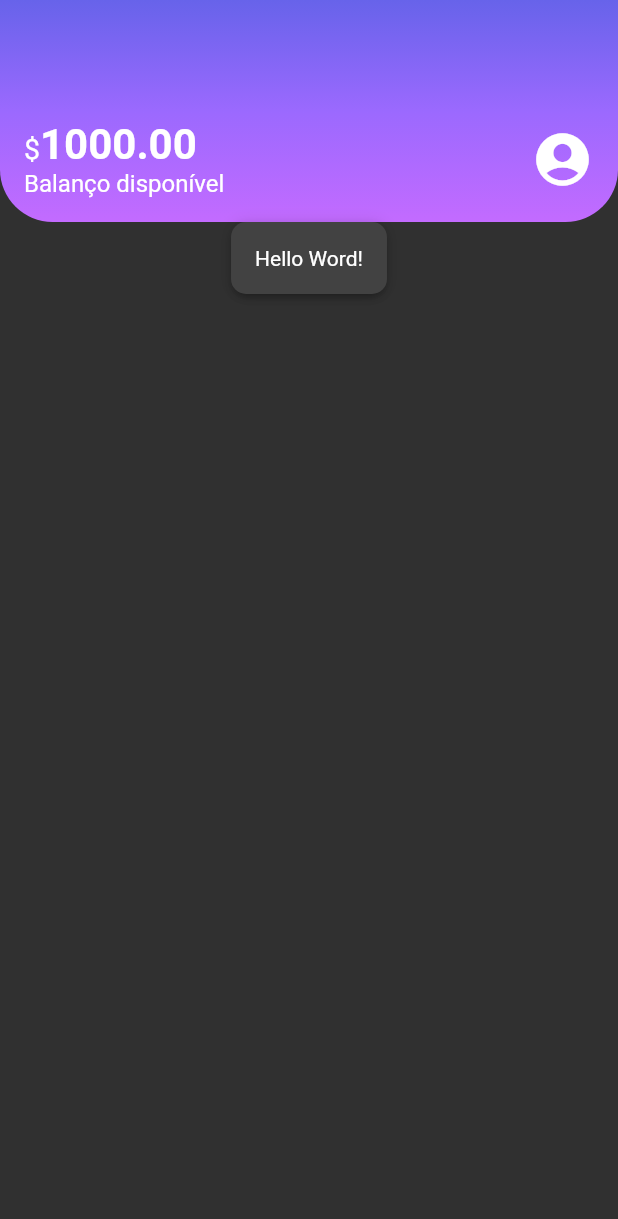
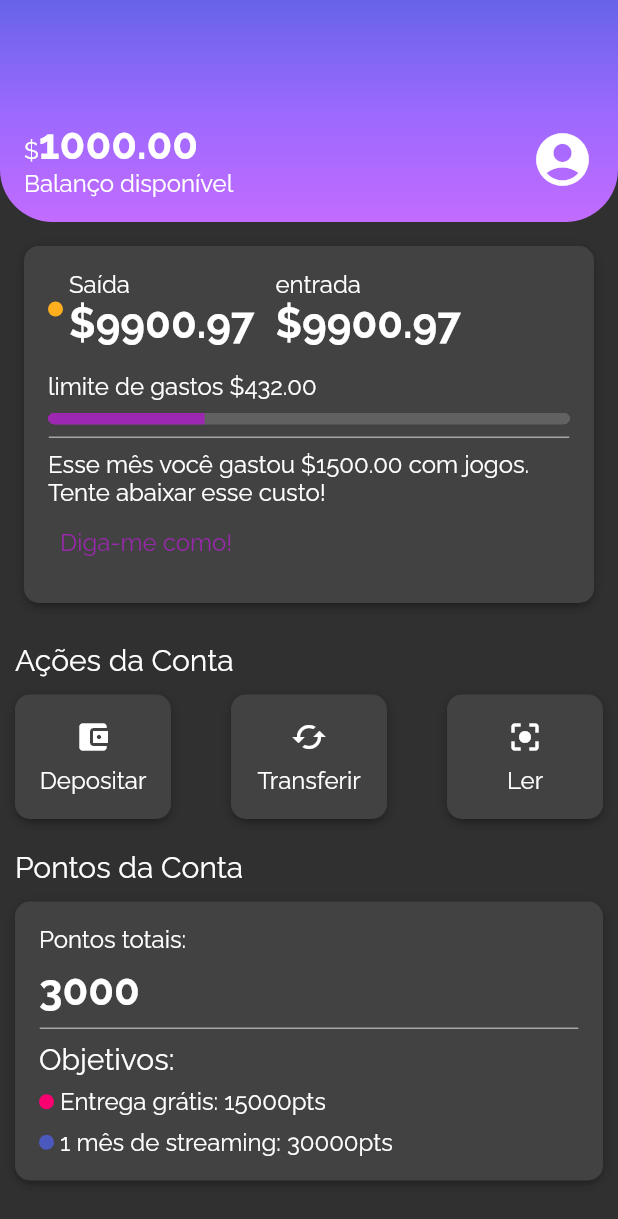
Before and after one commit to AlefMenez/Alubank, a Flutter app: the screen it shows after launch, on a phone screen of 412 x 824 dp. Shown: the top 1219 px of the screen. Run offline on Flutter 3.47's test engine with Material 2 defaults, Android fonts, the phone set to English and light mode, and no system bars.

Commit message:
implementando acoes da conta

```diff
--- a/lib/components/box_card.dart
+++ b/lib/components/box_card.dart
@@ -6,7 +6,7 @@ class BoxCard extends StatelessWidget {
 
   @override
   Widget build(BuildContext context) {
-    return Container(
+    return Ink(
       padding: const EdgeInsets.all(16),
       decoration: BoxDecoration(
         boxShadow: kElevationToShadow[3],
--- /dev/null
+++ b/lib/components/color_dot.dart
@@ -0,0 +1,18 @@
+import 'package:flutter/material.dart';
+
+class ColorDot extends StatelessWidget {
+  final Color? color;
+  const ColorDot({Key? key, required this.color}) : super(key: key);
+
+  @override
+  Widget build(BuildContext context) {
+    return Container(
+      width: 10,
+      height: 10,
+      decoration: BoxDecoration(
+        color: color,
+        borderRadius: BorderRadius.circular(10),
+      ),
+    );
+  }
+}
--- /dev/null
+++ b/lib/components/content_divison.dart
@@ -0,0 +1,17 @@
+import 'package:flutter/material.dart';
+
+import '../theme/theme_color.dart';
+
+class ContentDivision extends StatelessWidget {
+  const ContentDivision({Key? key}) : super(key: key);
+
+  @override
+  Widget build(BuildContext context) {
+    return Container(
+      height: 1,
+      decoration: BoxDecoration(
+        border: Border.all(color: ThemeColors.division)
+      ),
+    );
+  }
+}
--- /dev/null
+++ b/lib/components/sections/account_actions.dart
@@ -0,0 +1,82 @@
+import 'package:flutter/material.dart';
+
+import '../box_card.dart';
+
+class AccountActions extends StatelessWidget {
+  const AccountActions({Key? key}) : super(key: key);
+
+  @override
+  Widget build(BuildContext context) {
+    return Padding(
+      padding: const EdgeInsets.all(10),
+      child: Column(
+        crossAxisAlignment: CrossAxisAlignment.start,
+        children: [
+          Padding(
+            padding: const EdgeInsets.only(bottom: 12.0),
+            child: Text(
+              'Ações da Conta',
+              style: Theme.of(context).textTheme.titleMedium,
+            ),
+          ),
+          Row(
+            mainAxisAlignment: MainAxisAlignment.spaceBetween,
+            children: [
+              InkWell(
+                onTap:(){},
+                child: BoxCard(
+                  boxContent: _AccountActionsContent(
+                    icon: Icon(Icons.account_balance_wallet),
+                    text: "Depositar",
+                  ),
+                ),
+              ),
+              InkWell(
+                onTap:(){},
+                child: BoxCard(
+                  boxContent: _AccountActionsContent(
+                    icon: Icon(Icons.cached),
+                    text: "Transferir",
+                  ),
+                ),
+              ),
+              InkWell(
+                onTap:(){},
+                child: BoxCard(
+                  boxContent: _AccountActionsContent(
+                    icon: Icon(Icons.center_focus_strong),
+                    text: "Ler",
+                  ),
+                ),
+              ),
+            ],
+          ),
+        ],
+      ),
+    );
+  }
+}
+
+class _AccountActionsContent extends StatelessWidget {
+  final Icon icon;
+  final String text;
+  const _AccountActionsContent(
+      {Key? key, required this.icon, required this.text})
+      : super(key: key);
+
+  @override
+  Widget build(BuildContext context) {
+    return Container(
+      width: 72,
+      child: Column(
+        children: [
+          Padding(
+            padding: const EdgeInsets.only(bottom: 8.0),
+            child: icon,
+          ),
+          Text(text),
+        ],
+      ),
+    );
+  }
+}
--- /dev/null
+++ b/lib/components/sections/account_points.dart
@@ -0,0 +1,81 @@
+import 'package:alubank/components/box_card.dart';
+import 'package:flutter/material.dart';
+
+import '../../theme/theme_color.dart';
+import '../color_dot.dart';
+import '../content_divison.dart';
+
+class AccountPoints extends StatelessWidget {
+  const AccountPoints({Key? key}) : super(key: key);
+
+  @override
+  Widget build(BuildContext context) {
+    return  Padding(
+      padding: const EdgeInsets.all(10),
+      child: Column(
+        crossAxisAlignment: CrossAxisAlignment.start,
+        children: [
+          Padding(
+            padding: const EdgeInsets.only(bottom: 12.0),
+            child: Text(
+              'Pontos da Conta',
+              style: Theme.of(context).textTheme.titleMedium,
+            ),
+          ),
+          BoxCard(boxContent: _AccountPointsContent())
+        ],
+      ),
+    );
+  }
+}
+
+
+class _AccountPointsContent extends StatelessWidget {
+  const _AccountPointsContent({Key? key}) : super(key: key);
+
+  @override
+  Widget build(BuildContext context) {
+    return Column(
+      crossAxisAlignment: CrossAxisAlignment.start,
+      children: [
+        Padding(
+          padding: const EdgeInsets.only(bottom: 8.0),
+          child: Text('Pontos totais:'),
+        ),
+        Text(
+          '3000',
+          style: Theme.of(context).textTheme.bodyLarge,
+        ),
+        Padding(
+          padding: const EdgeInsets.only(top: 8.0, bottom: 8.0),
+          child: ContentDivision(),
+        ),
+        Text(
+          'Objetivos:',
+          style: Theme.of(context).textTheme.titleMedium,
+        ),
+        Padding(
+          padding: const EdgeInsets.only(top: 8.0, bottom: 8.0),
+          child: Row(
+            children: [
+              Padding(
+                padding: const EdgeInsets.only(right: 4.0),
+                child: ColorDot(color: ThemeColors.AccountPoints['delivery']),
+              ),
+              Text('Entrega grátis: 15000pts'),
+            ],
+          ),
+        ),
+        Row(
+            children: [
+              Padding(
+                padding: const EdgeInsets.only(right: 4.0),
+                child: ColorDot(color: ThemeColors.AccountPoints['streaming']),
+              ),
+              Text('1 mês de streaming: 30000pts'),
+            ],
+          ),
+      ],
+    );
+  }
+}
--- a/lib/components/sections/header.dart
+++ b/lib/components/sections/header.dart
@@ -1,4 +1,6 @@
 import 'package:flutter/material.dart';
+
+import '../../theme/theme_color.dart';
 
 class Header extends StatelessWidget {
   const Header({Key? key}) : super(key: key);
@@ -10,11 +12,7 @@ class Header extends StatelessWidget {
         gradient: LinearGradient(
           begin: Alignment.topCenter,
           end: Alignment.bottomCenter,
-          colors: <Color>[
-            Color.fromRGBO(103, 99, 234, 1.0),
-            Color.fromRGBO(155, 105, 254, 1.0),
-            Color.fromRGBO(195, 107, 255, 1.0),
-          ],
+          colors: ThemeColors.headerGradient,
         ),
         borderRadius: BorderRadius.vertical(
           bottom: Radius.circular(35),
@@ -35,21 +33,16 @@ class Header extends StatelessWidget {
                 Text.rich(
                   TextSpan(
                     text: '\$',
-                    style: TextStyle(fontSize: 19),
                     children: <TextSpan>[
                       TextSpan(
                         text: '1000.00',
-                        style: TextStyle(
-                          fontSize: 28,
-                          fontWeight: FontWeight.bold,
-                        ),
+                        style: Theme.of(context).textTheme.bodyLarge
                       ),
                     ],
                   ),
                 ),
                 Text(
                   "Balanço disponível",
-                  style: TextStyle(fontSize: 16),
                 ),
               ],
             ),
--- /dev/null
+++ b/lib/components/sections/recent_activity.dart
@@ -0,0 +1,105 @@
+import 'package:flutter/material.dart';
+
+import '../../theme/theme_color.dart';
+import '../box_card.dart';
+import '../color_dot.dart';
+import '../content_divison.dart';
+
+class RecentActivity extends StatelessWidget {
+  const RecentActivity({Key? key}) : super(key: key);
+
+  @override
+  Widget build(BuildContext context) {
+    return Padding(
+      padding: const EdgeInsets.all(16),
+      child: BoxCard(
+        boxContent: _RecentActivityContent(),
+      ),
+    );
+  }
+}
+
+class _RecentActivityContent extends StatelessWidget {
+  const _RecentActivityContent({Key? key}) : super(key: key);
+
+  @override
+  Widget build(BuildContext context) {
+    return Column(
+      crossAxisAlignment: CrossAxisAlignment.start,
+      children: [
+        Row(
+          children: [
+            Row(
+              mainAxisAlignment: MainAxisAlignment.spaceBetween,
+              children: [
+                Padding(
+                  padding: const EdgeInsets.only(right: 4.0),
+                  child: ColorDot(
+                    color: ThemeColors.recentActivity['spent'],
+                  ),
+                ),
+                Column(
+                  crossAxisAlignment: CrossAxisAlignment.start,
+                  children: [
+                    Text('Saída'),
+                    Text(
+                      '\$9900.97',
+                      style: Theme.of(context).textTheme.bodyLarge,
+                    ),
+                  ],
+                )
+              ],
+            ),
+            Row(
+              children: [
+                Padding(
+                  padding: const EdgeInsets.only(right: 4.0),
+                  child: ColorDot(
+                    color: ThemeColors.recentActivity['income'],
+                  ),
+                ),
+                Column(
+                  crossAxisAlignment: CrossAxisAlignment.start,
+                  children: [
+                    Text('entrada'),
+                    Text(
+                      '\$9900.97',
+                      style: Theme.of(context).textTheme.bodyLarge,
+                    ),
+                  ],
+                )
+              ],
+            ),
+          ],
+        ),
+        Padding(
+          padding: const EdgeInsets.only(top: 16.0, bottom: 8.0),
+          child: Text("limite de gastos \$432.00"),
+        ),
+        Container(
+          clipBehavior: Clip.hardEdge,
+          decoration: BoxDecoration(
+            borderRadius: BorderRadius.circular(5),
+          ),
+          child: LinearProgressIndicator(
+            value: 0.3,
+            minHeight: 8,
+          ),
+        ),
+        Padding(
+          padding: const EdgeInsets.only(top: 8.0, bottom: 8.0),
+          child: ContentDivision(),
+        ),
+        Text(
+            'Esse mês você gastou \$1500.00 com jogos. Tente abaixar esse custo!'),
+        TextButton(
+          onPressed: () {},
+          child: Text(
+            'Diga-me como!',
+            style: TextStyle(fontSize: 16, color: Colors.purple),
+          ),
+        )
+      ],
+    );
+  }
+}
--- a/lib/screens/home_screen.dart
+++ b/lib/screens/home_screen.dart
@@ -1,7 +1,13 @@
+import 'package:alubank/components/content_divison.dart';
+import 'package:alubank/components/sections/account_points.dart';
 import 'package:flutter/material.dart';
 
 import '../components/box_card.dart';
+import '../components/color_dot.dart';
+import '../components/sections/account_actions.dart';
 import '../components/sections/header.dart';
+import '../components/sections/recent_activity.dart';
+import '../theme/theme_color.dart';
 
 class HomeScreen extends StatelessWidget {
   const HomeScreen({Key? key}) : super(key: key);
@@ -12,9 +18,9 @@ class HomeScreen extends StatelessWidget {
       body: Column(
         children: <Widget>[
           Header(),
-          BoxCard(
-            boxContent: Text("Hello Word!"),
-          )
+          RecentActivity(),
+          AccountActions(),
+          AccountPoints(),
         ],
       ),
     );
--- a/lib/theme/my_theme.dart
+++ b/lib/theme/my_theme.dart
@@ -1,7 +1,22 @@
+import 'package:alubank/theme/theme_color.dart';
 import 'package:flutter/material.dart';
 
 ThemeData MyTheme = ThemeData(
-  primarySwatch: Colors.purple,
-  primaryColor: Colors.purple,
+  primarySwatch: ThemeColors.primaryColor,
+  primaryColor: ThemeColors.primaryColor,
   brightness: Brightness.dark,
+  fontFamily: 'Raleway',
+  textTheme: TextTheme(
+    bodyMedium: TextStyle(
+      fontSize: 16,
+    ),
+    bodyLarge: TextStyle(
+      fontSize: 28,
+      fontWeight: FontWeight.bold,
+    ),
+    titleMedium: TextStyle(
+      fontSize: 20,
+      fontWeight: FontWeight.normal,
+    ),
+  ),
 );
--- /dev/null
+++ b/lib/theme/theme_color.dart
@@ -0,0 +1,20 @@
+import 'package:flutter/material.dart';
+
+class ThemeColors {
+  static const MaterialColor primaryColor = Colors.purple;
+  static const List<Color> headerGradient = [
+    Color.fromRGBO(103, 99, 234, 1.0),
+    Color.fromRGBO(155, 105, 254, 1.0),
+    Color.fromRGBO(195, 107, 255, 1.0),
+  ];
+  static const recentActivity = {
+    'spent': Color.fromRGBO(255, 175, 29, 1.0),
+    'icome': Color.fromRGBO(191, 69, 198, 1.0),
+  };
+  static const division =
+    Color.fromRGBO(166, 166, 166, 1.0);
+    static const AccountPoints = {
+    'delivery': Color.fromRGBO(250, 0, 112, 1.0),
+    'streaming': Color.fromRGBO(75, 89, 191, 1.0),
+  };
+}
```
Also changed, not shown: pubspec.yaml (+7 -0 lines), fonts/Raleway-Bold.ttf (added), fonts/Raleway-Regular.ttf (added).
